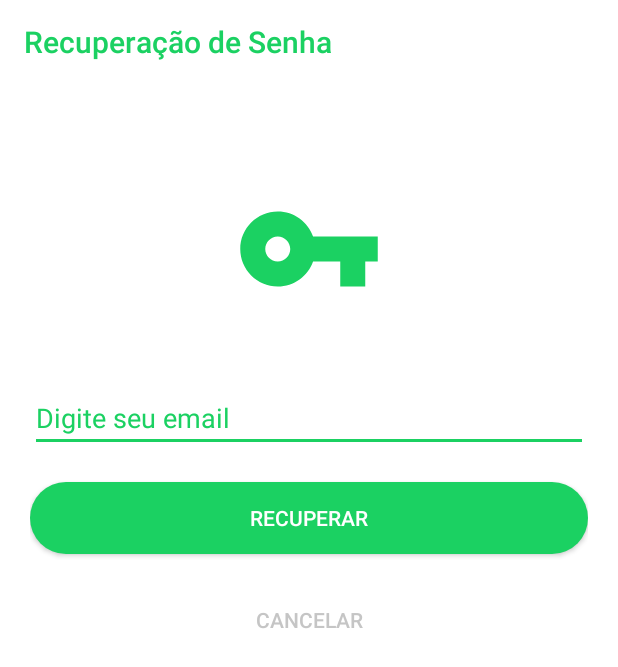
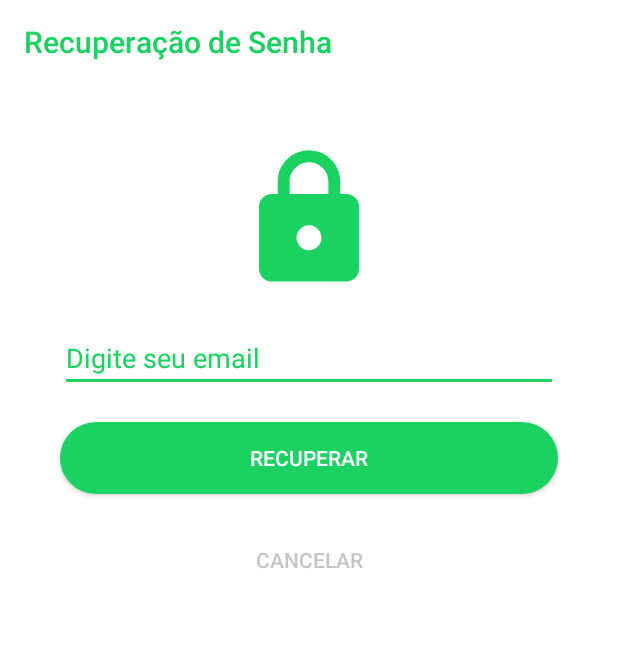
Before and after one commit to Share-Hood/sharehood-app, an Android app: the EsqueciSenhaActivity screen opened directly, with no data from a screen before it, on a phone screen of 412 x 824 dp. Shown: the top 667 px of the screen. Run offline under Robolectric (Android 15) with nearby library versions, the phone set to English and light mode, and no system bars; libraries missing offline, so code that uses them is left out: br.com.simplepass, io.github.rybalkinsd.kohttp; plain views replace CircularProgressButton; 1 statement that could not run was skipped.

Commit message:
Mudando algumas imagens

```diff
--- /dev/null
+++ b/app/src/main/res/drawable/ic_format_paint.xml
@@ -0,0 +1,5 @@
+<vector android:height="100dp" android:tint="#1BD162"
+    android:viewportHeight="24.0" android:viewportWidth="24.0"
+    android:width="100dp" xmlns:android="http://schemas.android.com/apk/res/android">
+    <path android:fillColor="#FF000000" android:pathData="M18,4V3c0,-0.55 -0.45,-1 -1,-1H5c-0.55,0 -1,0.45 -1,1v4c0,0.55 0.45,1 1,1h12c0.55,0 1,-0.45 1,-1V6h1v4H9v11c0,0.55 0.45,1 1,1h2c0.55,0 1,-0.45 1,-1v-9h8V4h-3z"/>
+</vector>
--- /dev/null
+++ b/app/src/main/res/drawable/ic_lock.xml
@@ -0,0 +1,5 @@
+<vector android:height="100dp" android:tint="#1BD162"
+    android:viewportHeight="24.0" android:viewportWidth="24.0"
+    android:width="100dp" xmlns:android="http://schemas.android.com/apk/res/android">
+    <path android:fillColor="#FF000000" android:pathData="M18,8h-1L17,6c0,-2.76 -2.24,-5 -5,-5S7,3.24 7,6v2L6,8c-1.1,0 -2,0.9 -2,2v10c0,1.1 0.9,2 2,2h12c1.1,0 2,-0.9 2,-2L20,10c0,-1.1 -0.9,-2 -2,-2zM12,17c-1.1,0 -2,-0.9 -2,-2s0.9,-2 2,-2 2,0.9 2,2 -0.9,2 -2,2zM15.1,8L8.9,8L8.9,6c0,-1.71 1.39,-3.1 3.1,-3.1 1.71,0 3.1,1.39 3.1,3.1v2z"/>
+</vector>
--- /dev/null
+++ b/app/src/main/res/drawable/ic_person_add.xml
@@ -0,0 +1,5 @@
+<vector android:height="100dp" android:tint="#1BD162"
+    android:viewportHeight="24.0" android:viewportWidth="24.0"
+    android:width="100dp" xmlns:android="http://schemas.android.com/apk/res/android">
+    <path android:fillColor="#FF000000" android:pathData="M15,12c2.21,0 4,-1.79 4,-4s-1.79,-4 -4,-4 -4,1.79 -4,4 1.79,4 4,4zM6,10L6,7L4,7v3L1,10v2h3v3h2v-3h3v-2L6,10zM15,14c-2.67,0 -8,1.34 -8,4v2h16v-2c0,-2.66 -5.33,-4 -8,-4z"/>
+</vector>
--- a/app/src/main/res/layout/activity_cadastro_usuario.xml
+++ b/app/src/main/res/layout/activity_cadastro_usuario.xml
@@ -34,9 +34,8 @@
                 android:layout_width="wrap_content"
                 android:layout_height="wrap_content"
                 android:layout_gravity="center"
-                android:layout_marginTop="30dp"
                 android:layout_marginBottom="20dp"
-                android:src="@drawable/ic_person"/>
+                android:src="@drawable/ic_person_add"/>
 
             <EditText
                 android:id="@+id/edtTextCadastroUsuarioNome"
--- a/app/src/main/res/layout/activity_esqueci_senha.xml
+++ b/app/src/main/res/layout/activity_esqueci_senha.xml
@@ -21,7 +21,7 @@
     <LinearLayout
         android:layout_width="match_parent"
         android:layout_height="wrap_content"
-        android:padding="20dp"
+        android:padding="40dp"
         app:layout_constraintTop_toBottomOf="@+id/toolbar"
         tools:layout_editor_absoluteX="0dp"
         android:orientation="vertical">
@@ -29,10 +29,9 @@
         <ImageView
             android:layout_width="wrap_content"
             android:layout_height="wrap_content"
-            android:src="@drawable/ic_key"
+            android:src="@drawable/ic_lock"
             android:layout_gravity="center"
-            android:layout_marginBottom="40dp"
-            android:layout_marginTop="40dp"/>
+            android:layout_marginBottom="20dp" />
 
         <EditText
             android:id="@+id/edtTextEsqueciSenhaEmail"
--- a/app/src/main/res/layout/activity_novo_pedido.xml
+++ b/app/src/main/res/layout/activity_novo_pedido.xml
@@ -30,9 +30,8 @@
             android:layout_width="wrap_content"
             android:layout_height="wrap_content"
             android:layout_gravity="center"
-            android:layout_marginTop="1dp"
-            android:layout_marginBottom="10dp"
-            android:src="@drawable/ic_launcher_background"/>
+            android:layout_marginBottom="20dp"
+            android:src="@drawable/ic_format_paint"/>
 
         <EditText
             android:id="@+id/edtTextNovoPedidoNomeItem"
--- a/app/src/main/res/layout/activity_perfil_usuario.xml
+++ b/app/src/main/res/layout/activity_perfil_usuario.xml
@@ -30,7 +30,6 @@
             android:layout_width="wrap_content"
             android:layout_height="wrap_content"
             android:layout_gravity="center"
-            android:layout_marginTop="30dp"
             android:layout_marginBottom="20dp"
             android:src="@drawable/ic_person" />
 
```
